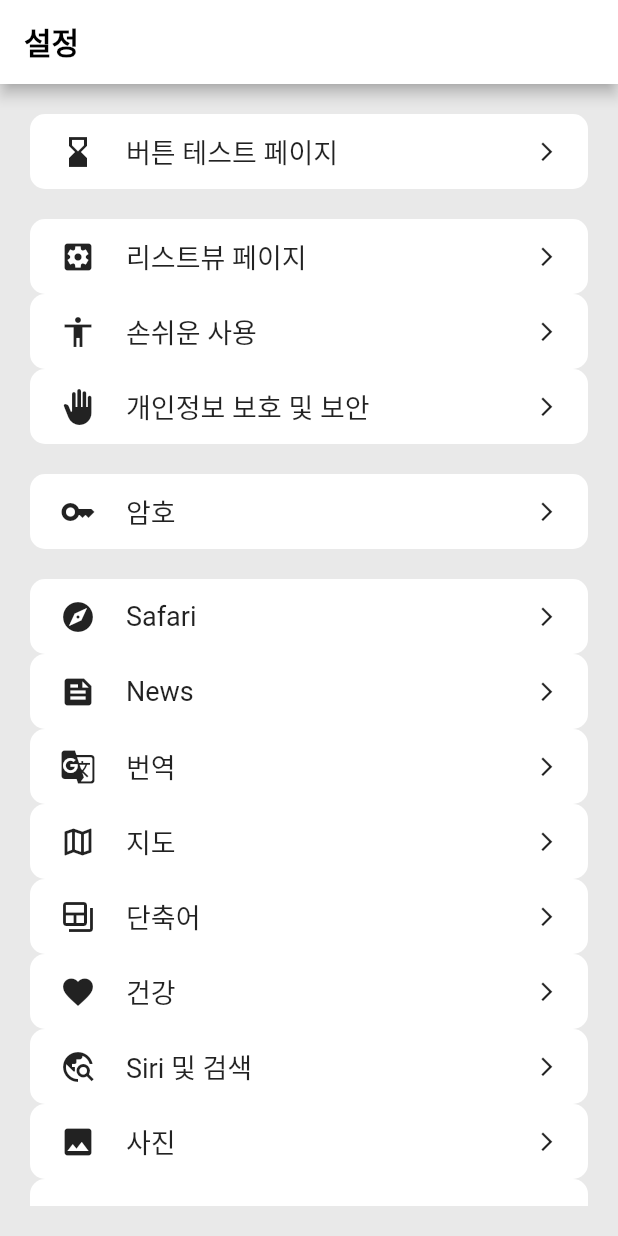
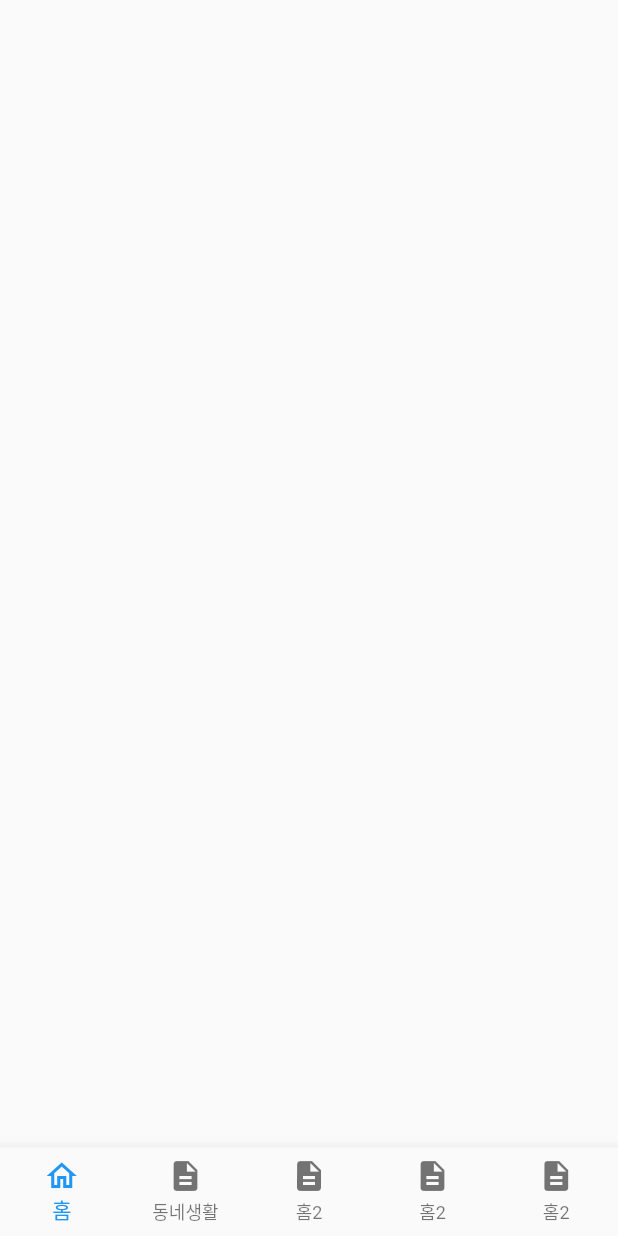
Before and after one commit to byeon-jiyoung/flutter, a Flutter app: the screen it shows after launch, on a phone screen of 412 x 824 dp. Run offline on Flutter 3.47's test engine with Material 2 defaults, Android fonts, the phone set to English and light mode, and no system bars; our stand-ins replace get.

Commit message:
🚀 Feat : 당근클론코딩 기본페이지 레이아웃 생성
Ref : #5

```diff
--- /dev/null
+++ b/lib/controller/navCtl.dart
@@ -0,0 +1,12 @@
+import 'package:get/get.dart';
+
+class NavCtl extends GetxController {
+  static NavCtl get to => Get.find();
+
+  RxInt navIndex = 0.obs;
+
+  void changeNav(int value) {
+    navIndex.value = value;
+    print(value);
+  }
+}
--- /dev/null
+++ b/lib/home/app.dart
@@ -0,0 +1,86 @@
+import 'package:flutter/material.dart';
+import 'package:flutterportfolio/controller/navCtl.dart';
+import 'package:flutterportfolio/home/communityPage.dart';
+import 'package:get/get.dart';
+
+class App extends GetView<NavCtl> {
+  const App({Key? key}) : super(key: key);
+
+  @override
+  Widget build(BuildContext context) {
+    return WillPopScope(
+        onWillPop: () async {
+          return false;
+        },
+        child: Obx(
+          () => Stack(
+            children: [
+              Scaffold(
+                body: IndexedStack(
+                  index: controller.navIndex.value,
+                  children: [
+                    Container(),
+                    CommunityPage(),
+                    Container(),
+                    Container(),
+                    Container(),
+                  ],
+                ),
+                bottomNavigationBar: BottomNavigationBar(
+                    type: BottomNavigationBarType.fixed,
+                    currentIndex: controller.navIndex.value,
+                    // 버튼선택시 호출되는 함수
+                    onTap: controller.changeNav,
+                    items: const [
+                      BottomNavigationBarItem(
+                        icon: Icon(
+                          Icons.home,
+                        ),
+                        activeIcon: Icon(
+                          Icons.home_outlined,
+                        ),
+                        label: '홈',
+                      ),
+                      BottomNavigationBarItem(
+                        icon: Icon(
+                          Icons.description,
+                        ),
+                        activeIcon: Icon(
+                          Icons.description_outlined,
+                        ),
+                        label: '동네생활',
+                      ),
+                      BottomNavigationBarItem(
+                        icon: Icon(
+                          Icons.description,
+                        ),
+                        activeIcon: Icon(
+                          Icons.description_outlined,
+                        ),
+                        label: '홈2',
+                      ),
+                      BottomNavigationBarItem(
+                        icon: Icon(
+                          Icons.description,
+                        ),
+                        activeIcon: Icon(
+                          Icons.description_outlined,
+                        ),
+                        label: '홈2',
+                      ),
+                      BottomNavigationBarItem(
+                        icon: Icon(
+                          Icons.description,
+                        ),
+                        activeIcon: Icon(
+                          Icons.description_outlined,
+                        ),
+                        label: '홈2',
+                      ),
+                    ]),
+              ),
+            ],
+          ),
+        ));
+  }
+}
--- a/lib/main.dart
+++ b/lib/main.dart
@@ -1,8 +1,12 @@
 import 'package:flutter/material.dart';
+import 'package:flutterportfolio/controller/navCtl.dart';
+import 'package:flutterportfolio/home/app.dart';
 import 'package:flutterportfolio/view/testPage.dart';
 import 'package:get/get.dart';
 
 void main() {
+  // 컨트롤러 올리기
+  Get.put(NavCtl());
   runApp(const MyApp());
 }
 
@@ -16,7 +20,8 @@ class MyApp extends StatelessWidget {
       theme: ThemeData(
         primarySwatch: Colors.blue,
       ),
-      home: const TestPage(),
+      // 홈화면 변경
+      home: const App(),
     );
   }
 }
--- a/lib/view/listViewPage.dart
+++ b/lib/view/listViewPage.dart
@@ -4,9 +4,8 @@ import 'package:get/get.dart';
 
 class ListViewPage extends StatelessWidget {
   final String title;
-  final int test;
   final TestCtl testCtl = Get.put(TestCtl());
-  ListViewPage(this.title, this.test, {Key? key}) : super(key: key);
+  ListViewPage(this.title, {Key? key}) : super(key: key);
 
   @override
   Widget build(BuildContext context) {
--- a/lib/view/testPage.dart
+++ b/lib/view/testPage.dart
@@ -63,7 +63,7 @@ class TestPage extends StatelessWidget {
                   widgetPage: GeneralPage('버튼 상태관리')),
               const SizedBox(height: 20),
               menuBar(const Icon(Icons.settings_applications_sharp), '리스트뷰 페이지',
-                  widgetPage: ListViewPage('리스트뷰', 1)),
+                  widgetPage: ListViewPage('리스트뷰')),
               menuBar(const Icon(Icons.accessibility), '손쉬운 사용'),
               menuBar(const Icon(Icons.back_hand), '개인정보 보호 및 보안'),
               const SizedBox(height: 20),
```
Also changed, not shown: lib/home/communityPage.dart (added, +139 -0 lines).
